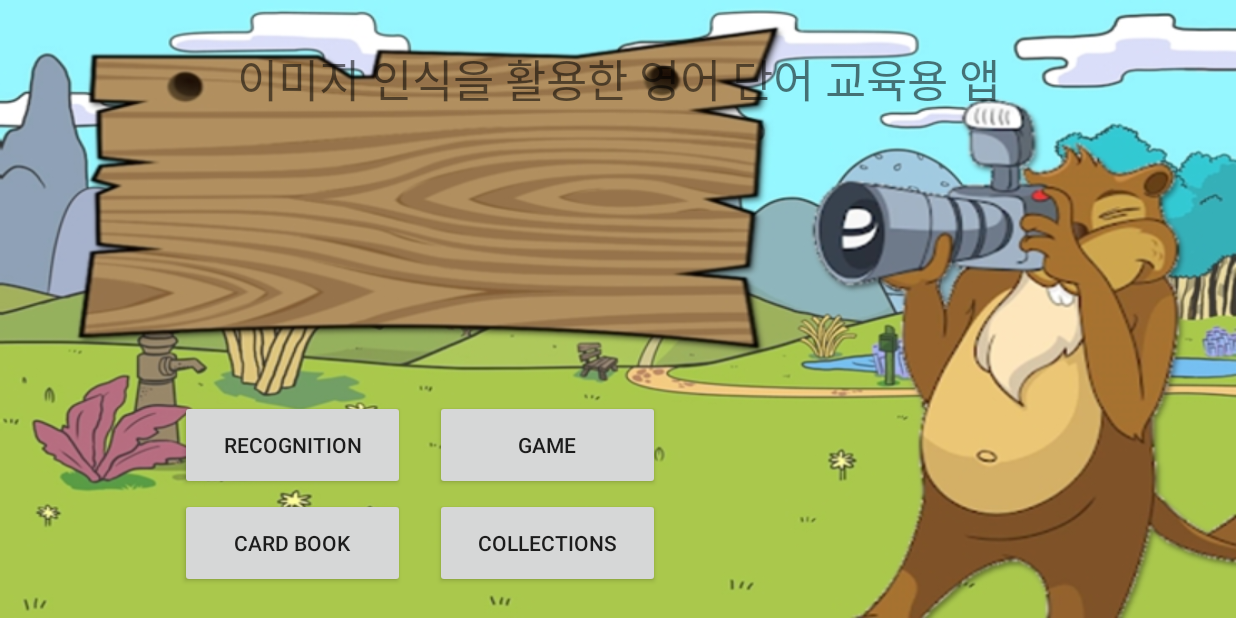
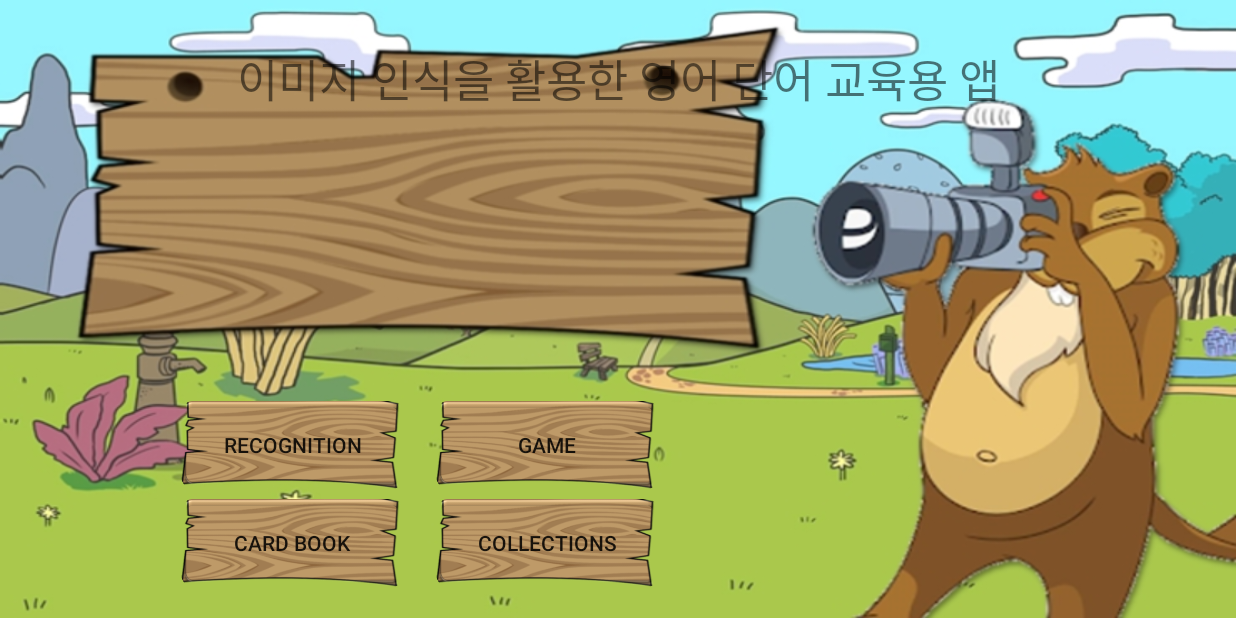
Before and after one commit to Onedelay/Alphago, an Android app: the screen it shows after launch (MainActivity), on a phone screen of 824 x 412 dp (held sideways). Run offline under Robolectric (Android 15) with nearby library versions, the phone set to English and light mode, and no system bars.

Commit message:
18.02.18 메인 게임 인식 학습

```diff
--- a/app/src/main/res/layout/activity_main.xml
+++ b/app/src/main/res/layout/activity_main.xml
@@ -31,6 +31,7 @@
         android:layout_height="60dp"
         android:layout_marginBottom="5dp"
         android:layout_marginRight="10dp"
+        android:background="@drawable/button_wooden"
         android:text="Recognition"
         app:layout_constraintBottom_toTopOf="@+id/btn_card_book"
         app:layout_constraintRight_toLeftOf="@id/guideline" />
@@ -41,6 +42,7 @@
         android:layout_height="60dp"
         android:layout_marginBottom="5dp"
         android:layout_marginLeft="10dp"
+        android:background="@drawable/button_wooden"
         android:text="Game"
         app:layout_constraintBottom_toTopOf="@+id/btn_collection"
         app:layout_constraintLeft_toLeftOf="@id/guideline" />
@@ -50,6 +52,7 @@
         android:layout_width="150dp"
         android:layout_height="60dp"
         android:layout_marginRight="10dp"
+        android:background="@drawable/button_wooden"
         android:text="Card book"
         app:layout_constraintBottom_toBottomOf="@id/btn_collection"
         app:layout_constraintRight_toLeftOf="@id/guideline" />
@@ -60,6 +63,7 @@
         android:layout_height="60dp"
         android:layout_marginBottom="20dp"
         android:layout_marginLeft="10dp"
+        android:background="@drawable/button_wooden"
         android:text="Collections"
         app:layout_constraintBottom_toBottomOf="parent"
         app:layout_constraintLeft_toLeftOf="@id/guideline" />
```
Also changed, not shown: app/src/main/res/drawable/button_wooden.png (added).
